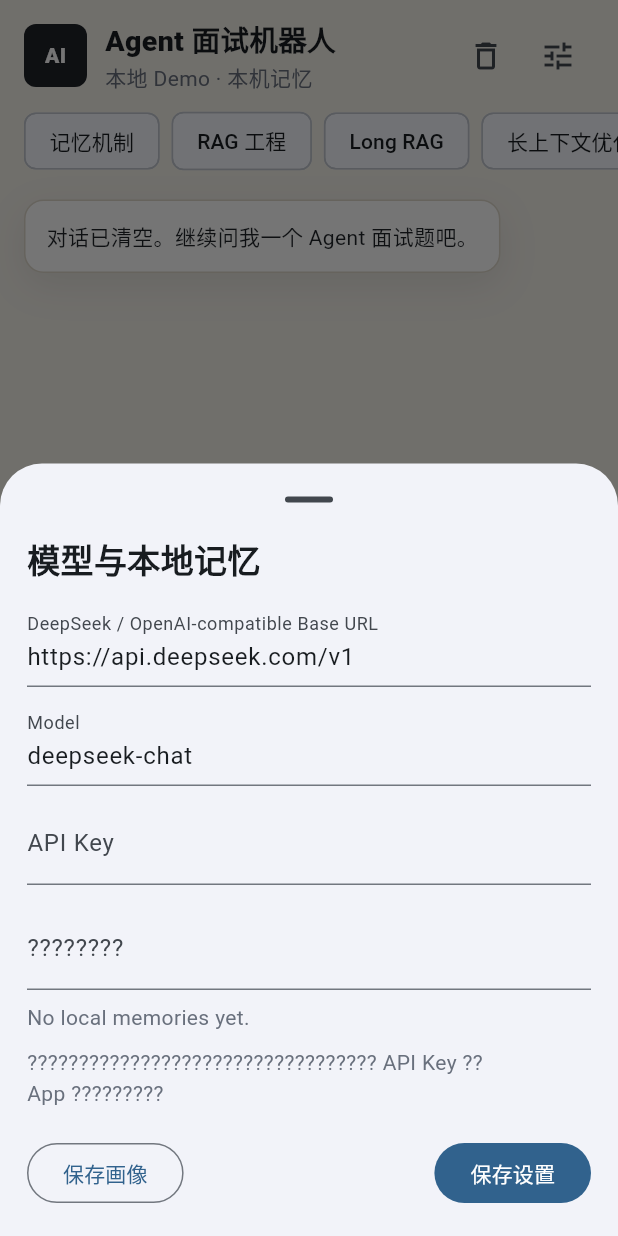
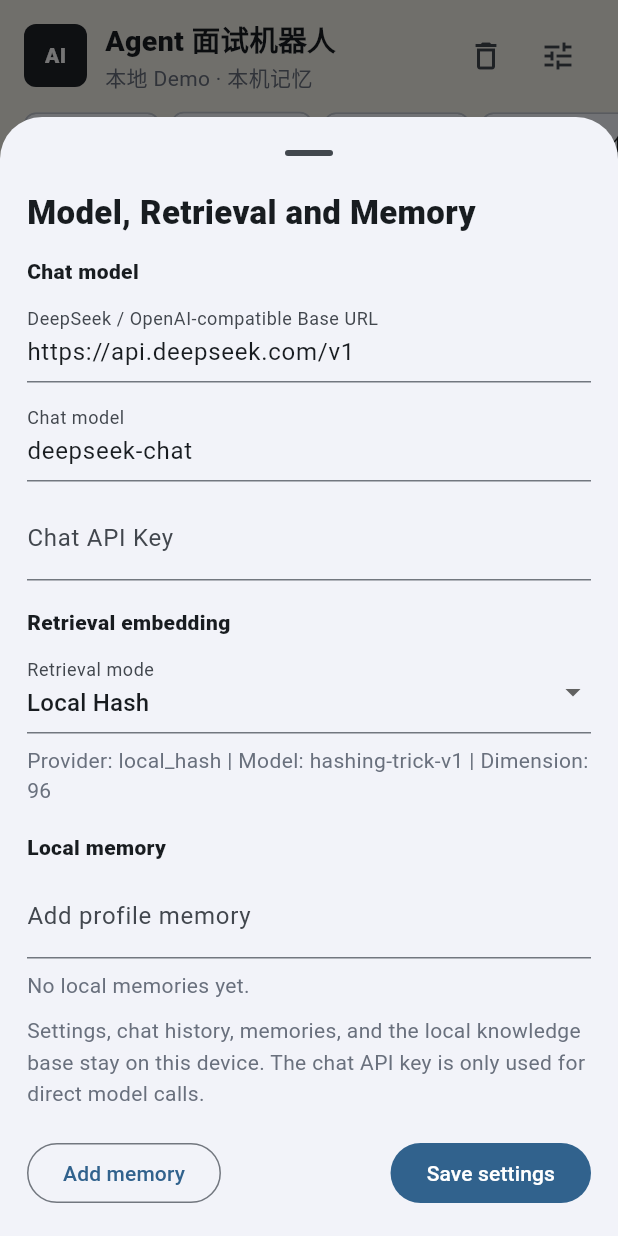
Before and after one commit to cuizihao1992/llm-agent-interview-lab, a Flutter app: the screen it shows after launch, after a tap on the "delete outline" icon, after a tap on the "tune" icon, on a phone screen of 412 x 824 dp. Run offline on Flutter 3.47's test engine with Material 3 defaults, Android fonts, the phone set to English and light mode, and no system bars; our stand-ins replace shared_preferences.

Commit message:
Add retrieval embedding settings

```diff
--- a/apps/flutter_agent_interview/lib/main.dart
+++ b/apps/flutter_agent_interview/lib/main.dart
@@ -160,6 +160,81 @@
 
   String get promptBlock =>
       '[$title source=$source score=${score.toStringAsFixed(3)}]\n$content';
+}
+
+class RetrievalSettings {
+  const RetrievalSettings({
+    required this.mode,
+  });
+
+  final String mode;
+
+  bool get enabled => mode != 'disabled';
+
+  EmbeddingProvider get provider {
+    return switch (mode) {
+      'disabled' => const DisabledEmbeddingProvider(),
+      _ => const LocalHashEmbeddingProvider(),
+    };
+  }
+
+  Map<String, dynamic> toJson() => {
+        'mode': mode,
+      };
+
+  factory RetrievalSettings.fromJson(Map<String, dynamic> json) {
+    final mode = json['mode'] as String? ?? 'local_hash';
+    return RetrievalSettings(
+        mode: mode == 'disabled' ? 'disabled' : 'local_hash');
+  }
+}
+
+abstract class EmbeddingProvider {
+  const EmbeddingProvider();
+
+  String get providerId;
+  String get modelName;
+  int get dimension;
+
+  List<double> embed(String text);
+
+  Map<String, dynamic> metadata() => {
+        'embedding_provider': providerId,
+        'embedding_model': modelName,
+        'dimension': dimension,
+      };
+}
+
+class LocalHashEmbeddingProvider extends EmbeddingProvider {
+  const LocalHashEmbeddingProvider();
+
+  @override
+  String get providerId => 'local_hash';
+
+  @override
+  String get modelName => 'hashing-trick-v1';
+
+  @override
+  int get dimension => _embeddingDimensions;
+
+  @override
+  List<double> embed(String text) => _hashEmbedding(text);
+}
+
+class DisabledEmbeddingProvider extends EmbeddingProvider {
+  const DisabledEmbeddingProvider();
+
+  @override
+  String get providerId => 'disabled';
+
+  @override
+  String get modelName => 'none';
+
+  @override
+  int get dimension => 0;
+
+  @override
+  List<double> embed(String text) => const [];
 }
 
 class MemoryFact {
@@ -262,6 +337,7 @@
   static const _baseUrlKey = 'model_base_url';
   static const _modelKey = 'model_name';
   static const _apiKeyKey = 'api_key';
+  static const _retrievalSettingsKey = 'retrieval_settings';
 
   Future<List<ChatMessage>> loadMessages() async {
     final prefs = await SharedPreferences.getInstance();
@@ -344,6 +420,18 @@
     await prefs.setString(_modelKey, settings.model);
     await prefs.setString(_apiKeyKey, settings.apiKey);
   }
+
+  Future<RetrievalSettings> loadRetrievalSettings() async {
+    final prefs = await SharedPreferences.getInstance();
+    final raw = prefs.getString(_retrievalSettingsKey);
+    if (raw == null) return const RetrievalSettings(mode: 'local_hash');
+    return RetrievalSettings.fromJson(jsonDecode(raw) as Map<String, dynamic>);
+  }
+
+  Future<void> saveRetrievalSettings(RetrievalSettings settings) async {
+    final prefs = await SharedPreferences.getInstance();
+    await prefs.setString(_retrievalSettingsKey, jsonEncode(settings.toJson()));
+  }
 }
 
 class ChatScreen extends StatefulWidget {
@@ -366,6 +454,8 @@
     model: defaultModelName,
     apiKey: '',
   );
+  RetrievalSettings _retrievalSettings =
+      const RetrievalSettings(mode: 'local_hash');
   bool _sending = false;
 
   @override
@@ -378,6 +468,7 @@
     final messages = await _store.loadMessages();
     final memories = await _store.loadMemoryFacts();
     final settings = await _store.loadSettings();
+    final retrievalSettings = await _store.loadRetrievalSettings();
     final knowledge = await LocalKnowledge.load();
     setState(() {
       _messages = messages.isEmpty
@@ -391,6 +482,7 @@
           : messages;
       _memories = memories;
       _settings = settings;
+      _retrievalSettings = retrievalSettings;
       _knowledge = knowledge;
     });
     if (messages.isEmpty) {
@@ -420,7 +512,10 @@
     _controller.clear();
     _scrollToBottom();
 
-    final retrievedKnowledge = _knowledge.retrieve(question);
+    final retrievedKnowledge = _knowledge.retrieve(
+      question,
+      settings: _retrievalSettings,
+    );
     late final ChatMessage assistantMessage;
     if (_settings.hasApiKey) {
       try {
@@ -466,9 +561,7 @@
                   _enabledMemories.map((memory) => memory.toJson()).toList(),
             }),
             responseJson: _prettyJson({'mode': 'local-demo'}),
-            retrievedKnowledgeJson: _prettyJson(
-              retrievedKnowledge.map((item) => item.toJson()).toList(),
-            ),
+            retrievedKnowledgeJson: _retrievalTraceJson(retrievedKnowledge),
             processedAnswer: _knowledge.demoAnswer(
               question,
               _enabledMemories,
@@ -537,9 +630,7 @@
         ModelDebugTrace(
           requestJson: requestDebugJson,
           responseJson: responseDebugJson,
-          retrievedKnowledgeJson: _prettyJson(
-            retrievedKnowledge.map((item) => item.toJson()).toList(),
-          ),
+          retrievedKnowledgeJson: _retrievalTraceJson(retrievedKnowledge),
           processedAnswer: '',
         ),
       );
@@ -554,9 +645,7 @@
         debugTrace: ModelDebugTrace(
           requestJson: requestDebugJson,
           responseJson: responseDebugJson,
-          retrievedKnowledgeJson: _prettyJson(
-            retrievedKnowledge.map((item) => item.toJson()).toList(),
-          ),
+          retrievedKnowledgeJson: _retrievalTraceJson(retrievedKnowledge),
           processedAnswer: answer,
         ),
       );
@@ -570,12 +659,21 @@
       debugTrace: ModelDebugTrace(
         requestJson: requestDebugJson,
         responseJson: responseDebugJson,
-        retrievedKnowledgeJson: _prettyJson(
+        retrievedKnowledgeJson: _retrievalTraceJson(retrievedKnowledge),
+        processedAnswer: answer,
+      ),
+    );
+  }
+
+  String _retrievalTraceJson(List<RetrievedKnowledge> retrievedKnowledge) {
+    final provider = _retrievalSettings.provider;
+    return _prettyJson({
+      ...provider.metadata(),
+      'retrieval_mode': _retrievalSettings.mode,
+      'enabled': _retrievalSettings.enabled,
+      'retrieved_chunks':
           retrievedKnowledge.map((item) => item.toJson()).toList(),
-        ),
-        processedAnswer: answer,
-      ),
-    );
+    });
   }
 
   String _systemPrompt(List<RetrievedKnowledge> retrievedKnowledge) {
@@ -633,15 +731,18 @@
       showDragHandle: true,
       builder: (context) => SettingsSheet(
         settings: _settings,
+        retrievalSettings: _retrievalSettings,
         memories: _memories,
       ),
     );
     if (result == null) return;
     setState(() {
       _settings = result.settings;
+      _retrievalSettings = result.retrievalSettings;
       _memories = result.memories;
     });
     await _store.saveSettings(result.settings);
+    await _store.saveRetrievalSettings(result.retrievalSettings);
     await _store.saveMemoryFacts(result.memories);
   }
 
@@ -1037,11 +1138,13 @@
 class SettingsSheet extends StatefulWidget {
   const SettingsSheet({
     required this.settings,
+    required this.retrievalSettings,
     required this.memories,
     super.key,
   });
 
   final ModelSettings settings;
+  final RetrievalSettings retrievalSettings;
   final List<MemoryFact> memories;
 
   @override
@@ -1053,6 +1156,7 @@
   late final TextEditingController _model;
   late final TextEditingController _apiKey;
   final _fact = TextEditingController();
+  late String _retrievalMode;
   late List<MemoryFact> _memories;
 
   @override
@@ -1061,6 +1165,7 @@
     _baseUrl = TextEditingController(text: widget.settings.baseUrl);
     _model = TextEditingController(text: widget.settings.model);
     _apiKey = TextEditingController(text: widget.settings.apiKey);
+    _retrievalMode = widget.retrievalSettings.mode;
     _memories = [...widget.memories];
   }
 
@@ -1083,9 +1188,12 @@
           crossAxisAlignment: CrossAxisAlignment.start,
           mainAxisSize: MainAxisSize.min,
           children: [
-            const Text('模型与本地记忆',
+            const Text('Model, Retrieval and Memory',
                 style: TextStyle(fontSize: 22, fontWeight: FontWeight.w900)),
             const SizedBox(height: 14),
+            const Text('Chat model',
+                style: TextStyle(fontWeight: FontWeight.w800)),
+            const SizedBox(height: 8),
             TextField(
               controller: _baseUrl,
               decoration: const InputDecoration(
@@ -1094,18 +1202,51 @@
             const SizedBox(height: 10),
             TextField(
               controller: _model,
-              decoration: const InputDecoration(labelText: 'Model'),
+              decoration: const InputDecoration(labelText: 'Chat model'),
             ),
             const SizedBox(height: 10),
             TextField(
               controller: _apiKey,
               obscureText: true,
-              decoration: const InputDecoration(labelText: 'API Key'),
-            ),
-            const SizedBox(height: 14),
+              decoration: const InputDecoration(labelText: 'Chat API Key'),
+            ),
+            const SizedBox(height: 18),
+            const Text('Retrieval embedding',
+                style: TextStyle(fontWeight: FontWeight.w800)),
+            const SizedBox(height: 8),
+            DropdownButtonFormField<String>(
+              initialValue: _retrievalMode,
+              decoration: const InputDecoration(labelText: 'Retrieval mode'),
+              items: const [
+                DropdownMenuItem(
+                    value: 'local_hash', child: Text('Local Hash')),
+                DropdownMenuItem(value: 'disabled', child: Text('Disabled')),
+              ],
+              onChanged: (value) {
+                if (value == null) return;
+                setState(() => _retrievalMode = value);
+              },
+            ),
+            const SizedBox(height: 8),
+            Builder(
+              builder: (context) {
+                final provider =
+                    RetrievalSettings(mode: _retrievalMode).provider;
+                return Text(
+                  'Provider: ${provider.providerId} | Model: ${provider.modelName} | Dimension: ${provider.dimension}',
+                  style:
+                      const TextStyle(color: Color(0xFF69707D), height: 1.45),
+                );
+              },
+            ),
+            const SizedBox(height: 18),
+            const Text('Local memory',
+                style: TextStyle(fontWeight: FontWeight.w800)),
+            const SizedBox(height: 8),
             TextField(
               controller: _fact,
-              decoration: const InputDecoration(labelText: '????????'),
+              decoration:
+                  const InputDecoration(labelText: 'Add profile memory'),
               onSubmitted: (_) => _addFact(),
             ),
             const SizedBox(height: 8),
@@ -1139,13 +1280,14 @@
               ),
             const SizedBox(height: 10),
             const Text(
-              '?????????????????????????????????? API Key ??App ?????????',
+              'Settings, chat history, memories, and the local knowledge base stay on this device. The chat API key is only used for direct model calls.',
               style: TextStyle(color: Color(0xFF69707D), height: 1.5),
             ),
             const SizedBox(height: 18),
             Row(
               children: [
-                OutlinedButton(onPressed: _addFact, child: const Text('保存画像')),
+                OutlinedButton(
+                    onPressed: _addFact, child: const Text('Add memory')),
                 const Spacer(),
                 FilledButton(
                   onPressed: () {
@@ -1160,11 +1302,13 @@
                               : _model.text.trim(),
                           apiKey: _apiKey.text.trim(),
                         ),
+                        retrievalSettings:
+                            RetrievalSettings(mode: _retrievalMode),
                         memories: _memories,
                       ),
                     );
                   },
-                  child: const Text('保存设置'),
+                  child: const Text('Save settings'),
                 ),
               ],
             ),
@@ -1262,10 +1406,12 @@
 class _SettingsResult {
   const _SettingsResult({
     required this.settings,
+    required this.retrievalSettings,
     required this.memories,
   });
 
   final ModelSettings settings;
+  final RetrievalSettings retrievalSettings;
   final List<MemoryFact> memories;
 }
 
@@ -1318,17 +1464,24 @@
     }
   }
 
-  List<RetrievedKnowledge> retrieve(String question, {int topK = 4}) {
-    final queryVector = _hashEmbedding(question);
-    final scored = _knowledgeChunks(articles)
+  List<RetrievedKnowledge> retrieve(
+    String question, {
+    required RetrievalSettings settings,
+    int topK = 4,
+  }) {
+    if (!settings.enabled) return const [];
+    final provider = settings.provider;
+    final queryVector = provider.embed(question);
+    final scored = _knowledgeChunks(articles, provider)
         .map((chunk) =>
             MapEntry(chunk, _cosineSimilarity(queryVector, chunk.vector)))
         .where((entry) => entry.value > 0)
         .toList()
       ..sort((a, b) => b.value.compareTo(a.value));
 
-    final selected =
-        scored.isEmpty ? _fallbackChunks(articles) : scored.take(topK);
+    final selected = scored.isEmpty
+        ? _fallbackChunks(articles, provider)
+        : scored.take(topK);
     return selected
         .map(
           (entry) => RetrievedKnowledge(
@@ -1369,26 +1522,26 @@
     if (lower.contains('transformer') ||
         lower.contains('kv') ||
         lower.contains('attention') ||
-        question.contains('??????') ||
-        question.contains('??')) {
+        lower.contains('flashattention') ||
+        lower.contains('gqa')) {
       return 'transformer';
     }
     if (lower.contains('long') ||
         lower.contains('context') ||
-        question.contains('??') ||
-        question.contains('????')) {
+        lower.contains('token') ||
+        lower.contains('latency')) {
       return 'long-rag';
     }
     if (lower.contains('rag') ||
         lower.contains('vector') ||
         lower.contains('embedding') ||
-        question.contains('??') ||
-        question.contains('??')) {
+        lower.contains('retrieval') ||
+        lower.contains('rerank')) {
       return 'rag';
     }
     if (lower.contains('memory') ||
-        question.contains('??') ||
-        question.contains('??')) {
+        lower.contains('profile') ||
+        lower.contains('preference')) {
       return 'memory';
     }
     return retrievedDefaultId;
@@ -1430,8 +1583,9 @@
 
 List<MapEntry<_KnowledgeChunk, double>> _fallbackChunks(
   List<KnowledgeArticle> articles,
+  EmbeddingProvider provider,
 ) {
-  final chunks = _knowledgeChunks(articles);
+  final chunks = _knowledgeChunks(articles, provider);
   final fallback = chunks.firstWhere(
     (chunk) => chunk.source == 'rag',
     orElse: () => chunks.first,
@@ -1439,7 +1593,10 @@
   return [MapEntry(fallback, 0.001)];
 }
 
-List<_KnowledgeChunk> _knowledgeChunks(List<KnowledgeArticle> articles) {
+List<_KnowledgeChunk> _knowledgeChunks(
+  List<KnowledgeArticle> articles,
+  EmbeddingProvider provider,
+) {
   final chunks = <_KnowledgeChunk>[];
   for (final article in articles) {
     final parts = _splitIntoChunks(article.content);
@@ -1451,7 +1608,7 @@
           title: article.title,
           source: article.id,
           content: content,
-          vector: _hashEmbedding('${article.title}\n$content'),
+          vector: provider.embed('${article.title}\n$content'),
         ),
       );
     }
--- a/apps/flutter_agent_interview/pubspec.yaml
+++ b/apps/flutter_agent_interview/pubspec.yaml
@@ -1,7 +1,7 @@
 name: flutter_agent_interview
 description: Local-first LLM Agent interview chatbot.
 publish_to: "none"
-version: 0.5.0+5
+version: 0.6.0+6
 
 environment:
   sdk: ">=3.4.0 <4.0.0"
```
